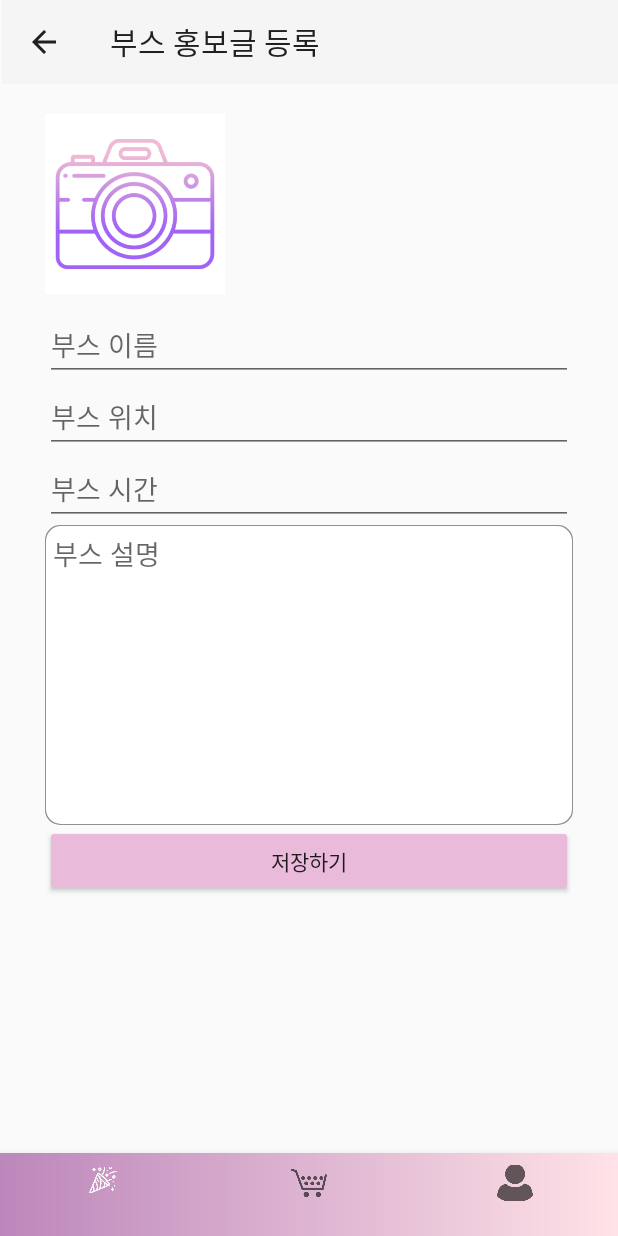
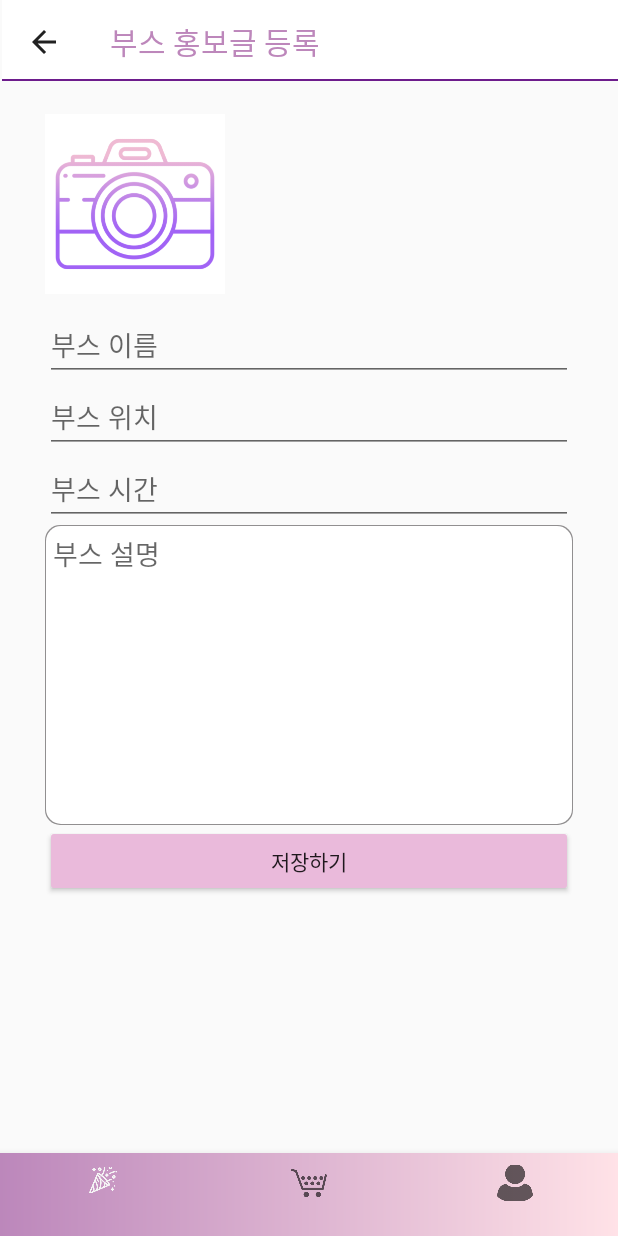
Before and after one commit to Honghyeonji/MP2021-2-9, an Android app: the fragment AddPromotionActivity placed in its activity, on a phone screen of 412 x 824 dp. Run offline under Robolectric (Android 15) with nearby library versions, the phone set to English and light mode, and no system bars; our stand-ins replace Firebase (no records; nobody signed in at launch, a user with empty details on screens opened directly); libraries missing offline, so code that uses them is left out: me.relex.circleindicator; pictures from the network do not load; 5 statements that could not run were skipped.

Commit message:
fixing toolbar design

```diff
--- /dev/null
+++ b/app/src/main/res/drawable/toolbar.xml
@@ -0,0 +1,16 @@
+<?xml version="1.0" encoding="utf-8"?>
+<layer-list xmlns:android="http://schemas.android.com/apk/res/android">
+    <item
+        android:bottom = "2dp"
+        android:left="-2dp"
+        android:right="-2dp"
+        android:top="-2dp">
+        <shape android:shape="rectangle">
+            <stroke
+                android:width="1dp"
+                android:color="#6D1C8C"/>
+            <solid android:color="@color/white"/>
+        </shape>
+
+    </item>
+</layer-list>
--- a/app/src/main/res/layout/activity_main.xml
+++ b/app/src/main/res/layout/activity_main.xml
@@ -12,11 +12,13 @@
         android:layout_width="match_parent"
         android:layout_height="wrap_content"
         android:layout_marginStart="1dp"
-        android:layout_marginLeft="1dp"
-        android:background="?attr/colorPrimary"
+        android:background="@drawable/toolbar"
         android:minHeight="?attr/actionBarSize"
         android:theme="?attr/actionBarTheme"
-        android:layout_alignParentTop="true"/>
+        android:layout_alignParentTop="true"
+        app:titleTextColor="#BD87BB"
+        android:layout_gravity="center"
+        android:textAlignment="center"/>
 
     <FrameLayout
         android:id="@+id/frame_container"
```
